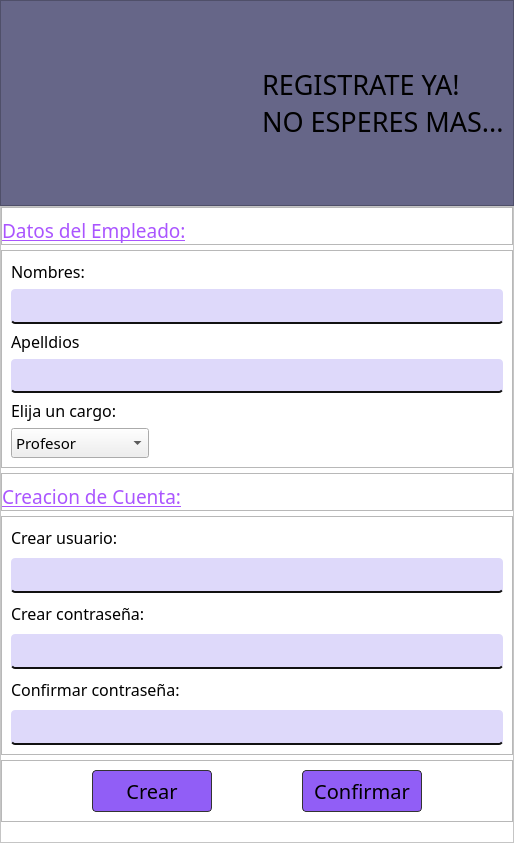
This is UI/registrarUsuario.ui in sandro12352/proyectoRQS as Qt 5 draws it before an edit. The edited form follows.
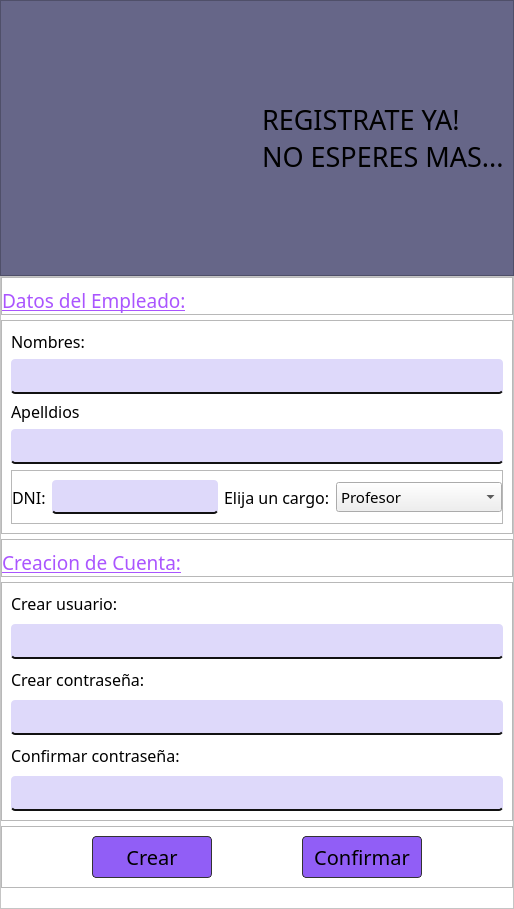
This is the edited form. Icons and pictures are not drawn.

Commit message: Se configuro la base de datos con la interfaz usuarios con empleados

What changed in the file:
```diff
--- a/UI/registrarUsuario.ui
+++ b/UI/registrarUsuario.ui
@@ -7,7 +7,7 @@
     <x>0</x>
     <y>0</y>
     <width>514</width>
-    <height>843</height>
+    <height>909</height>
    </rect>
   </property>
   <property name="windowTitle">
@@ -250,13 +250,63 @@
             <property name="font">
              <font>
               <family>Palatino Linotype.</family>
+              <pointsize>12</pointsize>
+             </font>
+            </property>
+           </widget>
+          </item>
+          <item>
+           <widget class="QFrame" name="frame_6">
+            <property name="frameShape">
+             <enum>QFrame::StyledPanel</enum>
+            </property>
+            <property name="frameShadow">
+             <enum>QFrame::Raised</enum>
+            </property>
+            <layout class="QHBoxLayout" name="horizontalLayout_3">
+             <property name="leftMargin">
+              <number>0</number>
+             </property>
+             <property name="topMargin">
+              <number>9</number>
+             </property>
+             <property name="rightMargin">
+              <number>0</number>
+             </property>
+             <property name="bottomMargin">
+              <number>9</number>
+             </property>
+             <item alignment="Qt::AlignLeft">
+              <widget class="QLabel" name="label_11">
+               <property name="font">
+                <font>
+                 <family>Palatino Linotype.</family>
+                 <pointsize>12</pointsize>
+                </font>
+               </property>
+               <property name="text">
+                <string>DNI:</string>
+               </property>
+              </widget>
+             </item>
+             <item>
+              <widget class="QLineEdit" name="txtDni">
+               <property name="font">
+                <font>
+                 <family>Palatino Linotype.</family>
               <pointsize>11</pointsize>
              </font>
             </property>
            </widget>
           </item>
-          <item>
+             <item alignment="Qt::AlignRight">
            <widget class="QLabel" name="label_10">
+               <property name="sizePolicy">
+                <sizepolicy hsizetype="Expanding" vsizetype="Preferred">
+                 <horstretch>0</horstretch>
+                 <verstretch>0</verstretch>
+                </sizepolicy>
+               </property>
             <property name="font">
              <font>
               <family>Palatino Linotype.</family>
@@ -268,8 +318,14 @@
             </property>
            </widget>
           </item>
-          <item alignment="Qt::AlignLeft">
+             <item>
            <widget class="QComboBox" name="cboCargo">
+               <property name="sizePolicy">
+                <sizepolicy hsizetype="Expanding" vsizetype="Fixed">
+                 <horstretch>0</horstretch>
+                 <verstretch>0</verstretch>
+                </sizepolicy>
+               </property>
             <property name="font">
              <font>
               <family>Palatino Linotype.</family>
@@ -296,6 +352,9 @@
               <string>Asesor</string>
              </property>
             </item>
+              </widget>
+             </item>
+            </layout>
            </widget>
           </item>
          </layout>
```
Lines whose indentation alone changed are shown as unchanged. The commit also changes 14 other files.
